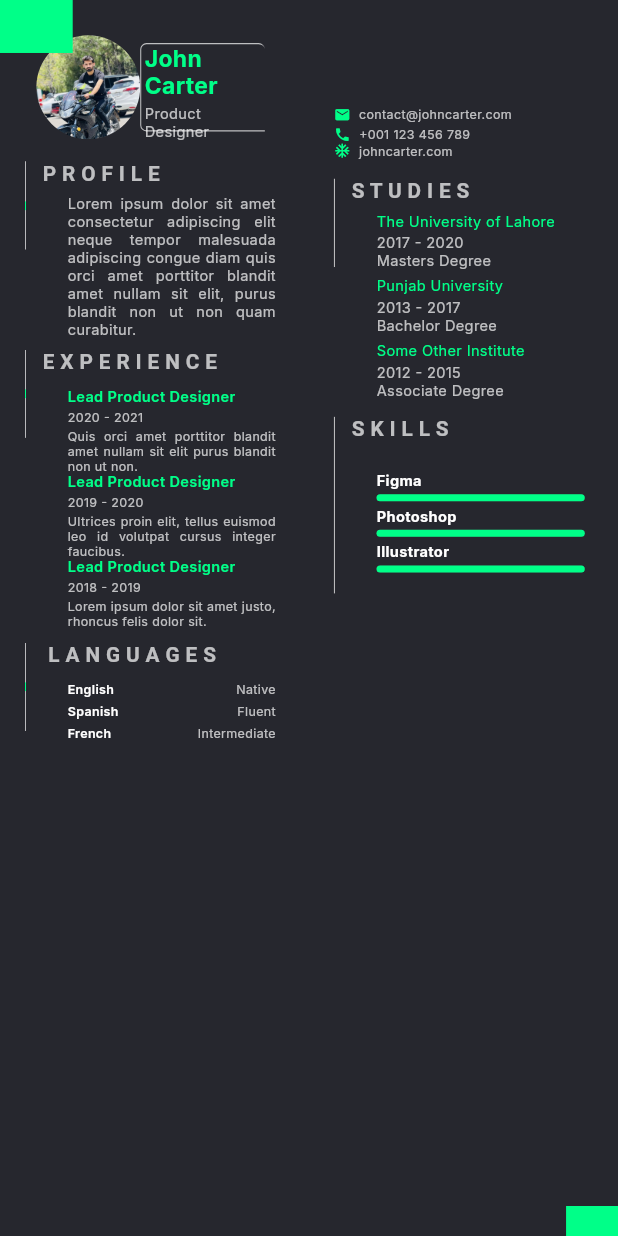
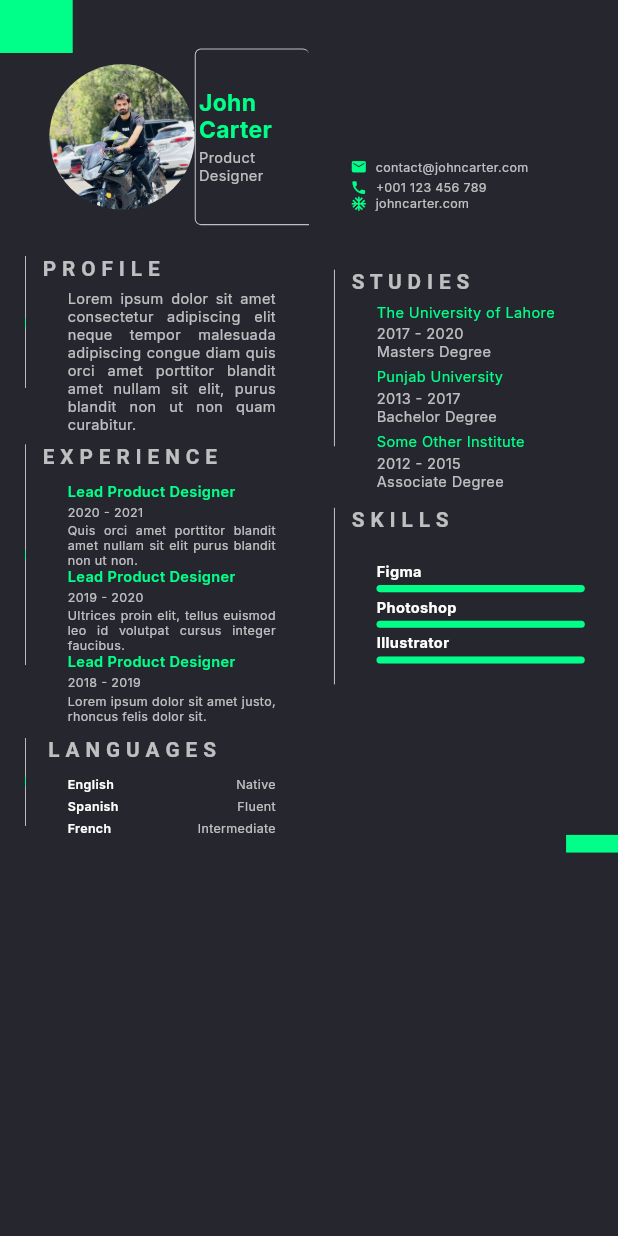
Before and after one commit to Kashannn/Resume_Builder_App, a Flutter app: the Template2 screen opened directly, on a phone screen of 412 x 824 dp. Run offline on Flutter 3.47's test engine with Material 3 defaults, Android fonts, the phone set to English and light mode, and no system bars; our stand-ins replace flutter_screenutil, flutter_svg, font_awesome_flutter, get, google_fonts, image_picker and 3 more; accounts and stored records are empty; Roboto replaces fonts that are missing (Multiplex); project files that could hold a hidden picture were left out.

Commit message:
templates adjustment

```diff
--- a/lib/Templates/template2.dart
+++ b/lib/Templates/template2.dart
@@ -113,9 +113,11 @@ class _Template2State extends State<Template2> {
         backgroundColor: Color(0xFF26272E), // Dark background color
         body: Stack(
           children: [
-            Container(
+            // Wrapped Row in SingleChildScrollView to handle overflow
+            SingleChildScrollView(
+              scrollDirection: Axis.vertical,
+              child: Container(
                 width: 595.w,
-              //height: 942.h,
                 child: Row(
                   crossAxisAlignment: CrossAxisAlignment.start,
                   children: [
@@ -124,16 +126,13 @@ class _Template2State extends State<Template2> {
                       child: Column(
                         crossAxisAlignment: CrossAxisAlignment.start,
                         children: [
-                        SizedBox(height: 40.h),
-                        // Space from the top
-                        _buildAvatarAndFrame(),
-                        // Combine avatar and frame
-                        SizedBox(height: 20.h),
-                        // Add space between avatar/frame and other sections
+                          SizedBox(height: 55.h), // Space from the top
+                          _buildAvatarAndFrame(), // Combine avatar and frame
+                          SizedBox(height: 30.h), // Add space between sections
                           _buildSectionWithLine(
                             title: "P R O F I L E",
                             child: _buildProfileSection(),
-                          lineHeight: 100,
+                            lineHeight: 150,
                             showIcon: Icon(Icons.circle,
                                 color: Color(0xff00FF88), size: 10.w),
                           ),
@@ -142,6 +141,7 @@ class _Template2State extends State<Template2> {
                             child: _buildExperienceSection(),
                             showIcon: Icon(Icons.circle,
                                 color: Color(0xff00FF88), size: 10.w),
+                            lineHeight: 250,
                           ),
                           _buildSectionWithLine(
                             title: " L A N G U A G E S",
@@ -153,8 +153,6 @@ class _Template2State extends State<Template2> {
                         ],
                       ),
                     ),
-
-                  // Right side (Contact, Studies, Skills, Social Media)
                     Expanded(
                       flex: 1,
                       child: Column(
@@ -162,26 +160,27 @@ class _Template2State extends State<Template2> {
                         children: [
                           SizedBox(
                             height: 120.h,
-                          width: 20,
+                            width: 20.w,
                           ), // Space to align with the mobile frame
-                        _buildContactSection(),
-                        SizedBox(
-                          height: 10,
-                        ), // Place contact section at the top
+                          _buildContactSection(), // Space between sections
                           _buildSectionWithLine(
                             title: "S T U D I E S",
                             child: _buildStudiesSection(),
+                            lineHeight: 200,
                           ),
                           _buildSectionWithLine(
                             title: "S K I L L S",
                             child: _buildSkillsSection(),
-                            lineHeight: 200),
+                            lineHeight: 200,
+                          ),
                         ],
                       ),
                     ),
                   ],
                 ),
               ),
+            ),
+            // Adjusted Positioned Container on the left
             Positioned(
               top: 0,
               left: 0,
@@ -191,12 +190,13 @@ class _Template2State extends State<Template2> {
                 color: Color(0xff00FF88), // Green color
               ),
             ),
+            // Adjusted Positioned Container on the right
             Positioned(
               bottom: 0,
               right: 0,
               child: Container(
                 width: 50.w,
-                height: 20,
+                height: 20.h,
                 color: Color(0xff00FF88), // Green color
               ),
             ),
@@ -206,10 +206,13 @@ class _Template2State extends State<Template2> {
     );
   }
 
+
+
   Widget _buildAvatarAndFrame() {
     return SizedBox(
       child: Container(
-        width: 300.h,
+        width: 600.h,
+        padding: EdgeInsets.only(left: 16.w),
         child: Row(
           mainAxisAlignment: MainAxisAlignment.end,
           children: [
@@ -231,15 +234,15 @@ class _Template2State extends State<Template2> {
         backgroundImage: _profileImage != null
             ? FileImage(_profileImage!)
             : AssetImage(AppImages.profilePicture) as ImageProvider,
-        radius: 50.w,
+        radius: 70.w,
       ),
     );
   }
 
   Widget _buildMobileFrame() {
     return Container(
-      width: 120.w, // Adjust width as needed
-      height: 100.h, // Adjust height as needed
+      width: 110.w, // Adjust width as needed
+      height: 200.h, // Adjust height as needed
       decoration: BoxDecoration(
         borderRadius: BorderRadius.only(
             topLeft: Radius.circular(7.r),
@@ -365,7 +368,7 @@ class _Template2State extends State<Template2> {
   Widget _buildContactSection() {
     return Container(
       width: double.infinity,
-      padding: EdgeInsets.symmetric(horizontal: 24.w, vertical: 0.h),
+      padding: EdgeInsets.symmetric(horizontal: 40.w, vertical: 60.h),
       child: GestureDetector(
         onTap: () => _editContactDetails(context),
         child: Column(
--- a/pubspec.yaml
+++ b/pubspec.yaml
@@ -19,7 +19,7 @@ publish_to: 'none' # Remove this line if you wish to publish to pub.dev
 version: 1.0.0+1
 
 environment:
-  sdk: ^3.5.0
+  sdk: ^3.4.3
 
 # Dependencies specify other packages that your package needs in order to work.
 # To automatically upgrade your package dependencies to the latest versions
```
Also changed, not shown: lib/Templates/template1.dart (+39 -33 lines), pubspec.lock, 1 other file. Lines whose indentation alone changed are shown as unchanged.
